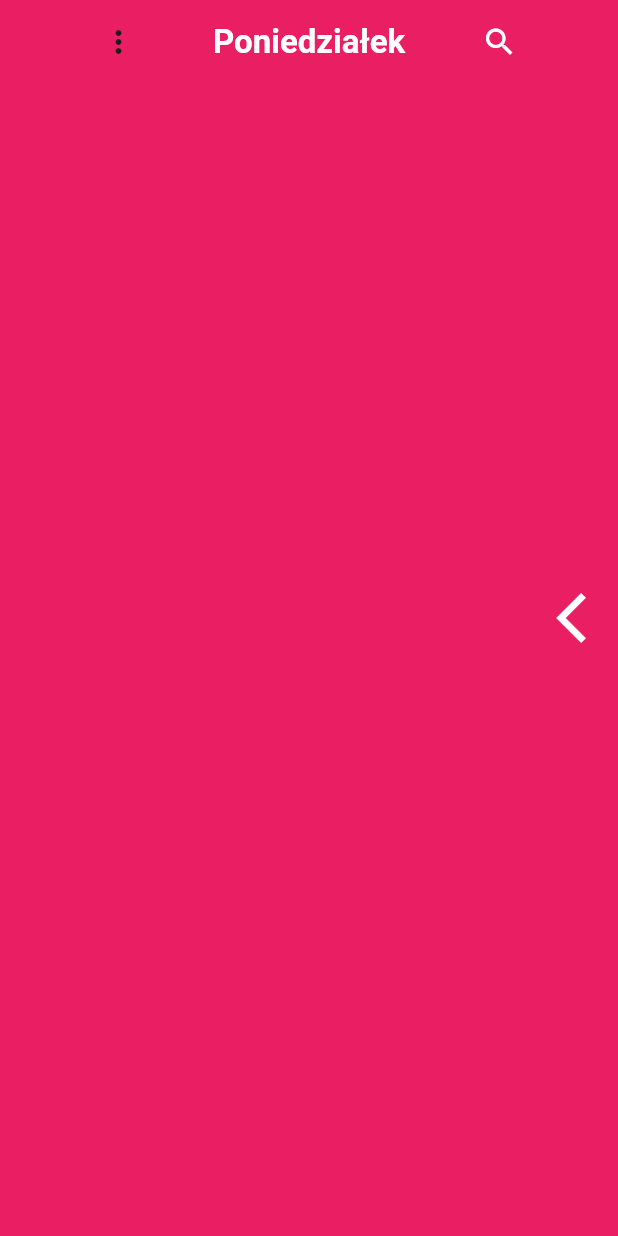
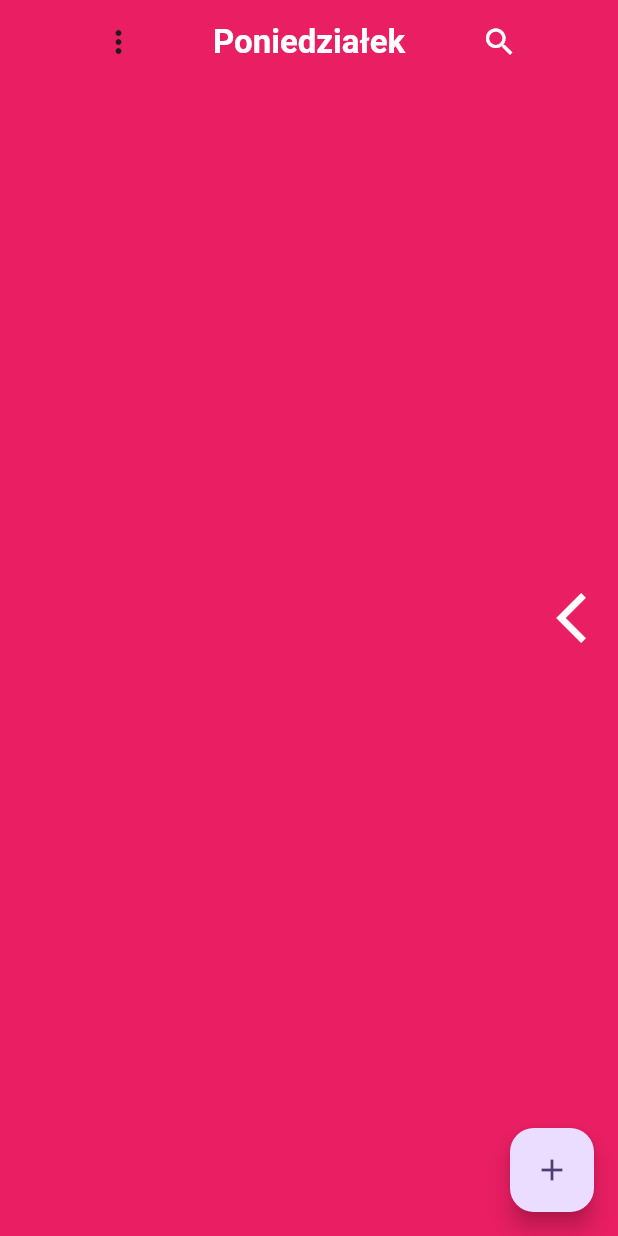
Before and after one commit to karolinasadlik/uporzadkowane_korepetycje, a Flutter app: the screen it shows once a user with an empty profile is signed in, swiped to page 2, on a phone screen of 412 x 824 dp. Run offline on Flutter 3.47's test engine with Material 2 defaults, Android fonts, the phone set to English and light mode, and no system bars; drawn by our look-alikes of liquid_swipe; our stand-ins replace firebase_auth, firebase_core, google_fonts, table_calendar; missing offline and left inert: flutterfire_ui; accounts and stored records are empty; Roboto replaces fonts that are missing (Kadwa).

Commit message:
Add FloatingActionButtonForAllScreens to screens

```diff
--- /dev/null
+++ b/lib/home/screens/floating_action_button/floating_action_button_page.dart
@@ -0,0 +1,16 @@
+import 'package:flutter/material.dart';
+
+
+class FloatingActionButtonForAllScreens extends StatelessWidget {
+  const FloatingActionButtonForAllScreens({
+    super.key,
+  });
+
+  @override
+  Widget build(BuildContext context) {
+    return FloatingActionButton(
+      onPressed: () {},
+      child: const Icon(Icons.add),
+    );
+  }
+}
--- a/lib/home/screens/screen1/screen1_poniedzialek_content_page.dart
+++ b/lib/home/screens/screen1/screen1_poniedzialek_content_page.dart
@@ -1,6 +1,7 @@
 import 'package:flutter/material.dart';
 
 
+import '../floating_action_button/floating_action_button_page.dart';
 import '../row_appbar/row_content_page.dart';
 
 class Screen1 extends StatelessWidget {
@@ -16,10 +17,7 @@ class Screen1 extends StatelessWidget {
         title: const RowForAll(),
         backgroundColor: Colors.blue,
       ),
-      floatingActionButton: FloatingActionButton(
-        onPressed: () {},
-        child: const Icon(Icons.add),
-      ),
+      floatingActionButton: FloatingActionButtonForAllScreens(),
 
     );
   }
--- a/lib/home/screens/screen2/screen2_wtorek_content_page.dart
+++ b/lib/home/screens/screen2/screen2_wtorek_content_page.dart
@@ -1,6 +1,8 @@
 import 'package:flutter/material.dart';
 
 import 'package:uporzadkowane_korepetycje/home/screens/row_appbar/row_content_page.dart';
+
+import '../floating_action_button/floating_action_button_page.dart';
 
 
 
@@ -18,6 +20,8 @@ class Screen2 extends StatelessWidget {
         title: const RowForAll(),
         backgroundColor: Colors.pink,
       ),
+      floatingActionButton: FloatingActionButtonForAllScreens(),
+
 
     );
   }
--- a/lib/home/screens/screen3/screen3_sroda_content_page.dart
+++ b/lib/home/screens/screen3/screen3_sroda_content_page.dart
@@ -1,6 +1,8 @@
 import 'package:flutter/material.dart';
 
 import 'package:uporzadkowane_korepetycje/home/screens/row_appbar/row_content_page.dart';
+
+import '../floating_action_button/floating_action_button_page.dart';
 
 class Screen3 extends StatelessWidget {
   const Screen3({
@@ -15,6 +17,8 @@ class Screen3 extends StatelessWidget {
         title: const RowForAll(),
         backgroundColor: Colors.purple,
       ),
+      floatingActionButton: FloatingActionButtonForAllScreens(),
+
 
     );
   }
--- a/lib/home/screens/screen4/screen4_czwartek_content_page.dart
+++ b/lib/home/screens/screen4/screen4_czwartek_content_page.dart
@@ -2,6 +2,8 @@
 import 'package:flutter/material.dart';
 
 import 'package:uporzadkowane_korepetycje/home/screens/row_appbar/row_content_page.dart';
+
+import '../floating_action_button/floating_action_button_page.dart';
 
 
 
@@ -19,6 +21,8 @@ class Screen4 extends StatelessWidget {
         title: const RowForAll(),
         backgroundColor: Colors.black,
       ),
+      floatingActionButton: FloatingActionButtonForAllScreens(),
+
 
     );
   }
--- a/lib/home/screens/screen5/screen5_piatek_content_page.dart
+++ b/lib/home/screens/screen5/screen5_piatek_content_page.dart
@@ -2,6 +2,8 @@
 import 'package:flutter/material.dart';
 
 import 'package:uporzadkowane_korepetycje/home/screens/row_appbar/row_content_page.dart';
+
+import '../floating_action_button/floating_action_button_page.dart';
 
 
 
@@ -19,6 +21,8 @@ class Screen5 extends StatelessWidget {
         title: const RowForAll(),
         backgroundColor: Colors.orange,
       ),
+      floatingActionButton: FloatingActionButtonForAllScreens(),
+
 
     );
   }
--- a/lib/home/screens/screen6/screen6_sobota_content_page.dart
+++ b/lib/home/screens/screen6/screen6_sobota_content_page.dart
@@ -2,6 +2,8 @@
 import 'package:flutter/material.dart';
 
 import 'package:uporzadkowane_korepetycje/home/screens/row_appbar/row_content_page.dart';
+
+import '../floating_action_button/floating_action_button_page.dart';
 
 
 
@@ -19,6 +21,8 @@ class Screen6 extends StatelessWidget {
         title:const RowForAll(),
         backgroundColor: Colors.yellow,
       ),
+      floatingActionButton: FloatingActionButtonForAllScreens(),
+
 
     );
   }
--- a/lib/home/screens/screen7/screen7_niedziela_content_page.dart
+++ b/lib/home/screens/screen7/screen7_niedziela_content_page.dart
@@ -1,6 +1,8 @@
 import 'package:flutter/material.dart';
 
 import 'package:uporzadkowane_korepetycje/home/screens/row_appbar/row_content_page.dart';
+
+import '../floating_action_button/floating_action_button_page.dart';
 
 
 
@@ -17,6 +19,8 @@ class Screen7 extends StatelessWidget {
         title: const RowForAll(),
         backgroundColor: Colors.green,
       ),
+      floatingActionButton: FloatingActionButtonForAllScreens(),
+
 
     );
   }
```
